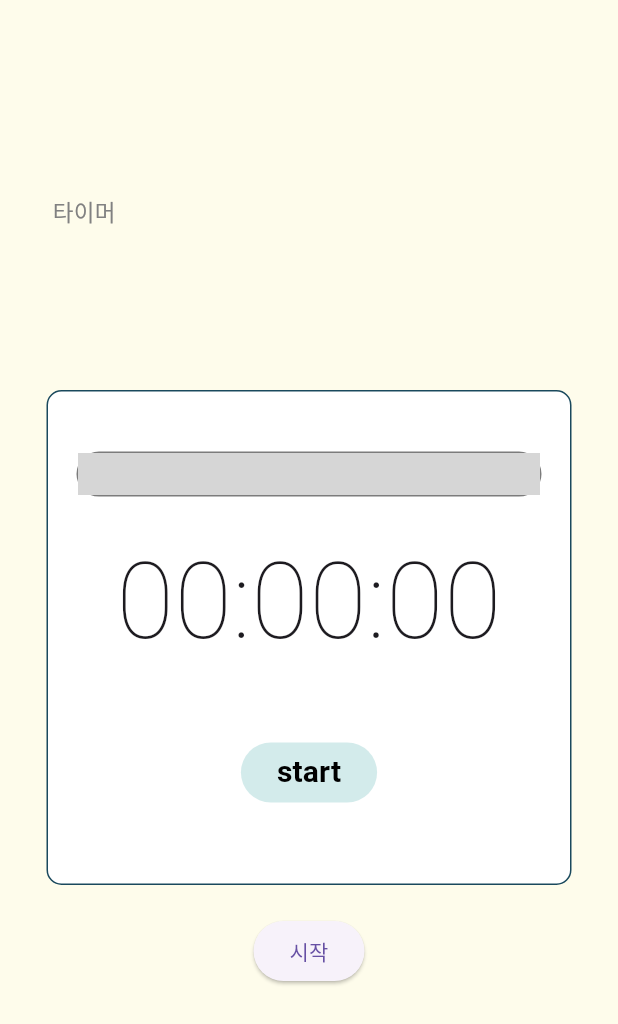
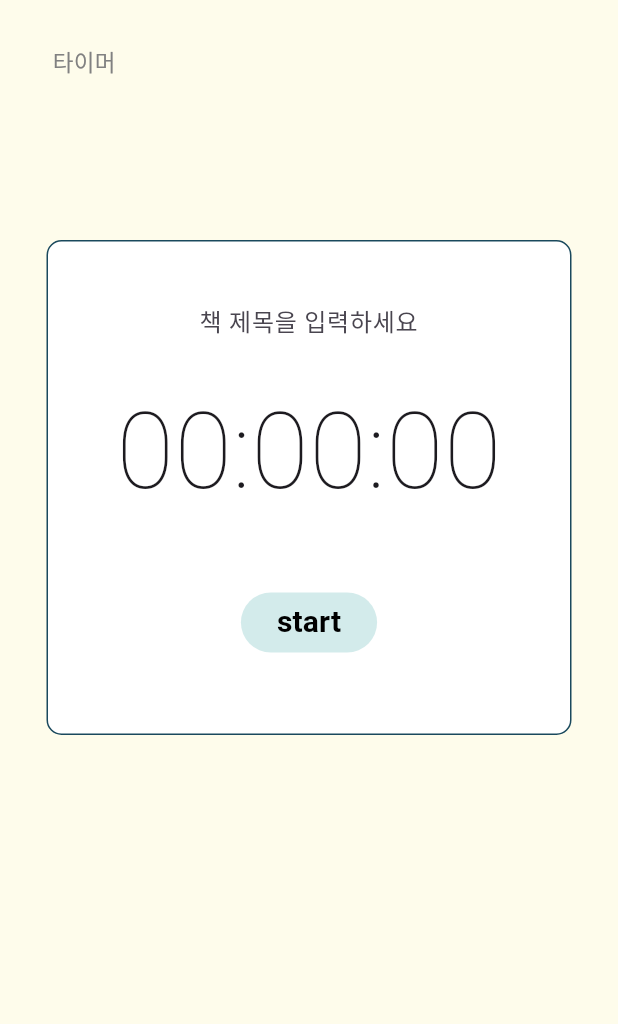
Before and after one commit to jinsujini/b-log, a Flutter app: the TimerStart screen opened directly, on a phone screen of 412 x 824 dp. Shown: the top 1024 px of the screen. Run offline on Flutter 3.47's test engine with Material 3 defaults, Android fonts, the light colour scheme and no system bars; our stand-ins replace flutter_inset_box_shadow, shared_preferences; missing offline and left inert: dart:html; accounts and stored records are empty; grey boxes are pictures that could not be loaded.

Commit message:
친구 찾기 완성, 타이머 수정 중

```diff
--- a/lib/page/timerStart.dart
+++ b/lib/page/timerStart.dart
@@ -7,12 +7,7 @@ import 'package:flutter/cupertino.dart';
 import 'package:flutter/material.dart';
 import 'package:flutter_application_blog/page/timerMain.dart';
 
-class TimerStart extends StatelessWidget {
-  const TimerStart({super.key});
-
-  @override
-  Widget build(BuildContext context) {
-    // 책 선택 여부
+// 책 제목이 입력됐는지
 bool isBookSelected = false;
 // 선택된 책 제목
 String selectedBookTitle = '';
@@ -28,8 +23,8 @@ class TimerStart extends StatelessWidget {
     context: context,
     builder: (BuildContext context) {
       return AlertDialog(
-            title: Text("책을 선택하세요"),
-            content: Text("시작하기 전에 책을 선택해주세요."),
+        title: Text("책 제목을 입력하세요"),
+        content: Text("시작하기 전에 책 제목을 입력해주세요."),
         actions: <Widget>[
           TextButton(
             child: Text("확인"),
@@ -42,6 +37,12 @@ class TimerStart extends StatelessWidget {
     },
   );
 }
+
+class TimerStart extends StatelessWidget {
+  const TimerStart({super.key});
+
+  @override
+  Widget build(BuildContext context) {
     return Scaffold(
       body: Container(
         color: Color(0xffFEFCEB),
@@ -54,7 +55,7 @@ class TimerStart extends StatelessWidget {
             Container(
               width: double.infinity,
               height: 30,
-              margin: EdgeInsets.only(left: 35, top: 130),
+              margin: EdgeInsets.only(left: 35, top: 30),
               child: Text(
                 "타이머",
                 style: TextStyle(
@@ -78,57 +79,31 @@ class TimerStart extends StatelessWidget {
               ),
               child: Column(
                 children: [
-                  // 책 검색
+                  // 책 제목 입력
                   Container(
-                    decoration: BoxDecoration(
-                      border: Border.all(
-                        color: Color.fromRGBO(124, 124, 124, 1),
-                      ),
-                      color: Colors.white,
-                      borderRadius: BorderRadius.circular(30),
-                    ),
-                    margin: EdgeInsets.only(top: 40),
                     width: 310,
                     height: 30,
-                    child: !isBookSelected ? SearchBar(
-                      constraints:
-                          BoxConstraints.expand(width: 360, height: 32),
-                      elevation: MaterialStateProperty.all(0),
-                      hintText: '책 제목을 검색하세요',
-                      // 책 검색 후 선택되었을 때 호출되는 콜백 함수
-                      onBookSelected: selectBook,
-                      trailing: [
-                        IconButton(
-                          color: Color.fromRGBO(124, 124, 124, 1),
-                          icon: const Icon(Icons.search_outlined),
-                          onPressed: () {
-                            print('책 검색');
+                    margin: EdgeInsets.only(top: 40),
+                    child: TextField(
+                      textAlign: TextAlign.center, // 텍스트 정렬을 가운데로 설정합니다.
+                      onSubmitted: (value) {
+                        FocusScope.of(context).requestFocus(FocusNode());
+                        selectBook(value);
                       },
+                      onChanged: (value) {
+                        selectedBookTitle = value;
+                        isBookSelected = true;
+                      },
+                      decoration: InputDecoration(
+                        hintText: '책 제목을 입력하세요',
+                        border: InputBorder.none, // 밑줄 제거
                       ),
-                        : Align(
-                          alignment: Alignment.centerLeft,
-                          child: Padding(padding: EdgeInsets.only(left: 20),child: Text(selectedBookTitle,style: TextStyle(fontsize: 16, fontWeight: FontWeight.bold),),)
-                        ),
-                      ],
                     ),
                   ),
                   SizedBox(height: 20), // 위젯 사이 여백
                   // 스톱워치
                   TimerScreen(),
                 ],
-              ),
-            ),
-            // 시작 버튼
-            Container(
-              margin: EdgeInsets.only(top: 20),
-              child: ElevatedButton(
-                onPressed: () {
-                  // 책을 선택하지 않았을 때 알림 표시
-                  if (!isBookSelected) {
-                    selectBookAlert(context);
-                  }
-                },
-                child: Text("시작"),
               ),
             ),
           ],
@@ -181,6 +156,7 @@ class _TimerScreenState extends State<TimerScreen> {
               if (!shouldShowButtons())
                 ElevatedButton(
                   onPressed: () {
+                    if (isBookSelected) {
                       if (isRun) {
                         // 타이머 실행 중일 때
                         setState(() {
@@ -208,6 +184,10 @@ class _TimerScreenState extends State<TimerScreen> {
                           });
                         });
                       }
+                    } else {
+                      // 책이 선택되지 않았을 때 알림을 표시합니다.
+                      selectBookAlert(context);
+                    }
                   },
                   style: ElevatedButton.styleFrom(
                     foregroundColor: Colors.black,
@@ -233,7 +213,10 @@ class _TimerScreenState extends State<TimerScreen> {
                         await SharedPreferences.getInstance();
                     await prefs.setString('savedTime', formattedTime);
                     //이전 화면으로 돌아가기
-                    Navigator.pop(context, formattedTime);
+                    Navigator.pop(context, {
+                      'time': formattedTime,
+                      'bookTitle': selectedBookTitle,
+                    });
                   },
                   style: ElevatedButton.styleFrom(
                     foregroundColor: Colors.black,
```
Also changed, not shown: lib/page/findFriend.dart (+48 -30 lines), lib/page/friendBookLog.dart (added, +181 -0 lines), lib/page/timerMain.dart (+33 -42 lines). Lines whose indentation alone changed are shown as unchanged.
